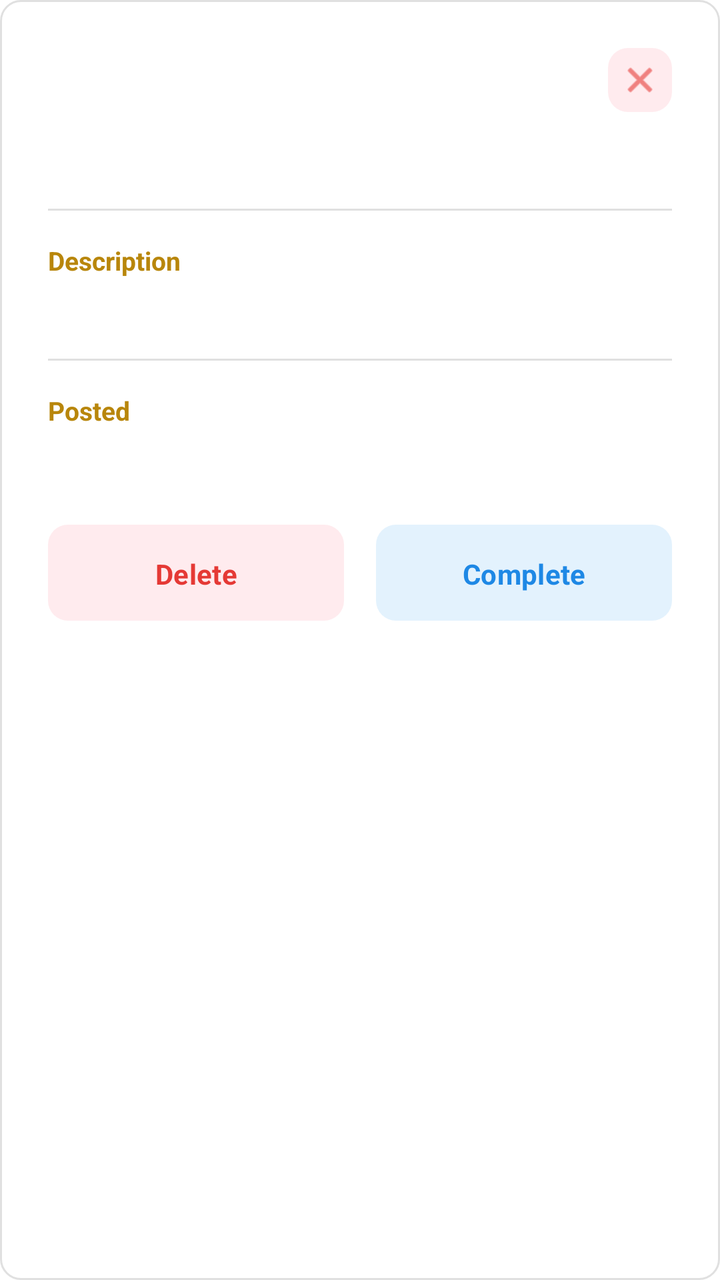
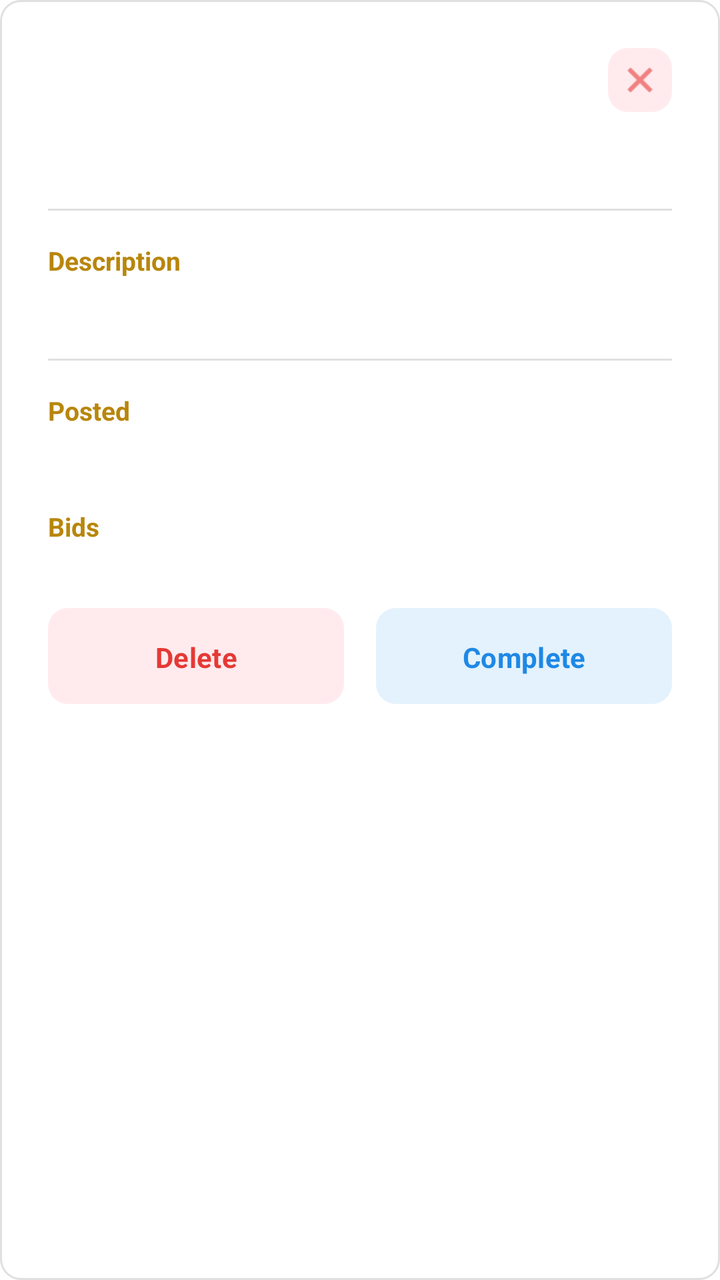

The first picture is an Android layout as it rendered before a commit; the second is the same layout after the commit. The layout source and the unified diff follow.
<!-- AndroidManifest.xml: application theme Theme.G08 -->
<!-- res/layout/dialog_request_detail.xml -->
<?xml version="1.0" encoding="utf-8"?>
<LinearLayout xmlns:android="http://schemas.android.com/apk/res/android"
    xmlns:app="http://schemas.android.com/apk/res-auto"
    android:layout_width="match_parent"
    android:layout_height="wrap_content"
    android:orientation="vertical"
    android:background="@drawable/edittext_bordered"
    android:padding="24dp">

    
    <FrameLayout
        android:layout_width="match_parent"
        android:layout_height="wrap_content">

        <TextView
            android:id="@+id/dialogRequestTitle"
            android:layout_width="match_parent"
            android:layout_height="wrap_content"
            android:layout_marginEnd="40dp"
            android:layout_gravity="center_vertical"
            android:textColor="@color/main_netural_color"
            android:textSize="20sp"
            android:textStyle="bold" />

        <ImageButton
            android:id="@+id/dialogCloseIcon"
            android:layout_width="32dp"
            android:layout_height="32dp"
            android:layout_gravity="end|center_vertical"
            android:background="@drawable/bg_close_icon"
            android:contentDescription="@string/request_detail_close"
            android:scaleType="centerInside"
            android:padding="6dp"
            app:srcCompat="@android:drawable/ic_menu_close_clear_cancel"
            app:tint="@color/light_red_icon" />
    </FrameLayout>


    <LinearLayout
        android:layout_width="match_parent"
        android:layout_height="wrap_content"
        android:layout_marginTop="8dp"
        android:orientation="horizontal"
        android:gravity="center_vertical">

        <TextView
            android:id="@+id/dialogRequestStatus"
            android:layout_width="wrap_content"
            android:layout_height="wrap_content"
            android:paddingHorizontal="12dp"
            android:paddingVertical="4dp"
            android:textColor="@color/white"
            android:textSize="12sp"
            android:textStyle="bold" />

        <TextView
            android:id="@+id/dialogHighestBid"
            android:layout_width="wrap_content"
            android:layout_height="wrap_content"
            android:layout_marginStart="8dp"
            android:paddingHorizontal="12dp"
            android:paddingVertical="4dp"
            android:textColor="@color/white"
            android:textSize="12sp"
            android:textStyle="bold" />
    </LinearLayout>


    <View
        android:layout_width="match_parent"
        android:layout_height="1dp"
        android:layout_marginVertical="16dp"
        android:background="@color/input_border_light_grey" />


    <TextView
        android:layout_width="wrap_content"
        android:layout_height="wrap_content"
        android:text="@string/request_detail_label_description"
        android:textColor="@color/main_cust_color"
        android:textSize="13sp"
        android:textStyle="bold" />


    <TextView
        android:id="@+id/dialogRequestBody"
        android:layout_width="match_parent"
        android:layout_height="wrap_content"
        android:layout_marginTop="4dp"
        android:textColor="@color/main_netural_color"
        android:textSize="15sp"
        android:lineSpacingMultiplier="1.3" />


    <View
        android:layout_width="match_parent"
        android:layout_height="1dp"
        android:layout_marginVertical="16dp"
        android:background="@color/input_border_light_grey" />


    <TextView
        android:layout_width="wrap_content"
        android:layout_height="wrap_content"
        android:text="@string/request_detail_label_posted"
        android:textColor="@color/main_cust_color"
        android:textSize="13sp"
        android:textStyle="bold" />


    <TextView
        android:id="@+id/dialogRequestTime"
        android:layout_width="match_parent"
        android:layout_height="wrap_content"
        android:layout_marginTop="4dp"
        android:textColor="@color/main_netural_color"
        android:textSize="15sp" />


    <LinearLayout
        android:layout_width="match_parent"
        android:layout_height="wrap_content"
        android:layout_marginTop="24dp"
        android:orientation="horizontal">

        <Button
            android:id="@+id/dialogDeleteButton"
            android:layout_width="0dp"
            android:layout_height="48dp"
            android:layout_weight="1"
            android:layout_marginEnd="8dp"
            android:text="@string/request_detail_delete"
            android:textColor="@color/light_red_icon"
            android:textSize="14sp"
            android:textStyle="bold"
            android:insetTop="0dp"
            android:insetBottom="0dp"
            app:backgroundTint="@color/light_red"
            app:cornerRadius="10dp" />

        <Button
            android:id="@+id/dialogCompleteButton"
            android:layout_width="0dp"
            android:layout_height="48dp"
            android:layout_weight="1"
            android:layout_marginStart="8dp"
            android:text="@string/request_detail_complete"
            android:textColor="@color/light_blue_text"
            android:textSize="14sp"
            android:textStyle="bold"
            android:insetTop="0dp"
            android:insetBottom="0dp"
            app:backgroundTint="@color/light_blue"
            app:cornerRadius="10dp" />
    </LinearLayout>

</LinearLayout>
<!-- resources referenced by this layout -->
<resources>
  <color name="input_border_light_grey">#E0E0E0</color>
  <color name="light_blue">#E3F2FD</color>
  <color name="light_blue_text">#1E88E5</color>
  <color name="light_red">#FFEBEE</color>
  <color name="light_red_icon">#E53935</color>
  <color name="main_cust_color">#B8860B</color>
  <color name="main_netural_color">#424242</color>
  <color name="white">#FFFFFFFF</color>
  <!-- drawable bg_close_icon (drawable) -->
  <?xml version="1.0" encoding="utf-8"?>
  <shape xmlns:android="http://schemas.android.com/apk/res/android"
      android:shape="rectangle">
      <solid android:color="@color/light_red" />
      <corners android:radius="10dp" />
  </shape>
  <!-- drawable edittext_bordered (drawable) -->
  <?xml version="1.0" encoding="utf-8"?>
  <shape xmlns:android="http://schemas.android.com/apk/res/android"
      android:shape="rectangle">
      <solid android:color="@color/white" />
      <stroke
          android:width="1dp"
          android:color="@color/input_border_light_grey" />
      <corners android:radius="10dp" />
  </shape>
  <string name="request_detail_close">Close</string>
  <string name="request_detail_complete">Complete</string>
  <string name="request_detail_delete">Delete</string>
  <string name="request_detail_label_description">Description</string>
  <string name="request_detail_label_posted">Posted</string>
  <style name="Theme.G08" parent="Base.Theme.G08" />
  <style name="Base.Theme.G08" parent="Theme.Material3.DayNight.NoActionBar">
          
          
          <item name="android:windowBackground">@color/cardview_light_background</item>
          <item name="android:fontFamily">sans-serif</item>
          <item name="materialButtonStyle">@style/Widget.G08.Button</item>
          <item name="editTextStyle">@style/Widget.G08.EditText</item>
      </style>
  <style name="Widget.G08.Button" parent="Widget.Material3.Button">
          <item name="cornerRadius">@dimen/button_corner_radius</item>
          <item name="android:paddingTop">@dimen/button_vertical_padding</item>
          <item name="android:paddingBottom">@dimen/button_vertical_padding</item>
          <item name="android:textStyle">bold</item>
          <item name="android:layout_marginTop">@dimen/button_vertical_margin</item>
          <item name="android:layout_marginBottom">@dimen/button_vertical_margin</item>
      </style>
  <style name="Widget.G08.EditText" parent="Widget.AppCompat.EditText">
          <item name="android:background">@drawable/edittext_bordered</item>
          <item name="android:padding">12dp</item>
      </style>
  <dimen name="button_corner_radius">10dp</dimen>
  <dimen name="button_vertical_padding">15dp</dimen>
  <dimen name="button_vertical_margin">10dp</dimen>
</resources>

<!-- the commit's change to res/layout/dialog_request_detail.xml (unified diff, before → after) -->
@@ -115,6 +115,21 @@
         android:layout_marginTop="4dp"
         android:textColor="@color/main_netural_color"
         android:textSize="15sp" />
+    <TextView
+        android:layout_width="wrap_content"
+        android:layout_height="wrap_content"
+        android:layout_marginTop="16dp"
+        android:text="Bids"
+        android:textColor="@color/main_cust_color"
+        android:textSize="13sp"
+        android:textStyle="bold" />
+
+    <LinearLayout
+        android:id="@+id/dialogBidsContainer"
+        android:layout_width="match_parent"
+        android:layout_height="wrap_content"
+        android:orientation="vertical"
+        android:layout_marginTop="8dp" />
 
 
     <LinearLayout
